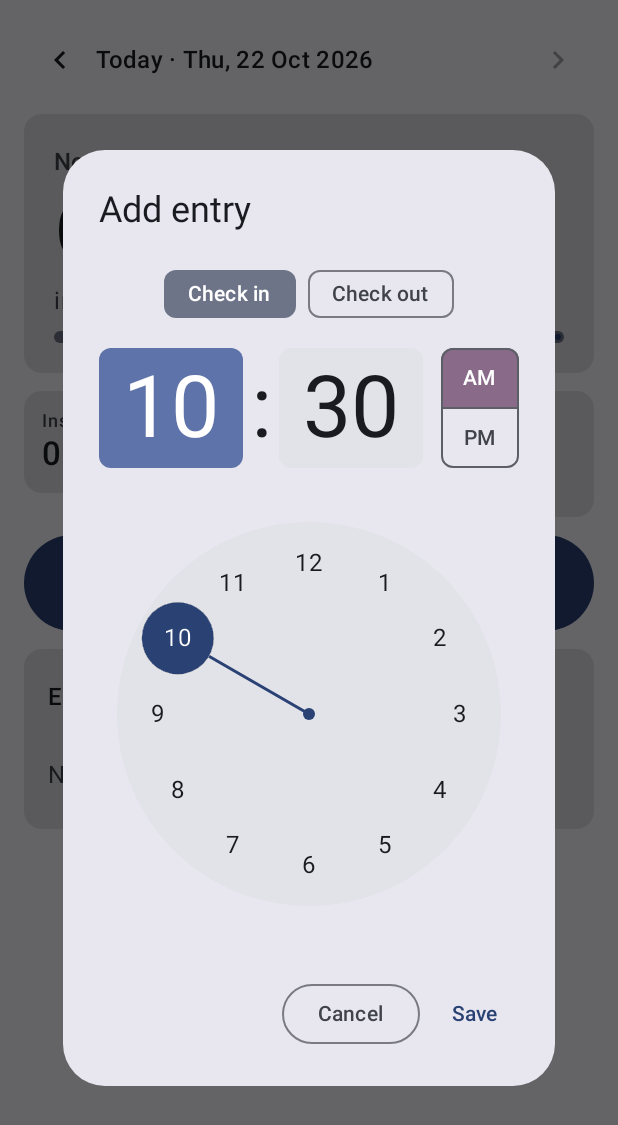
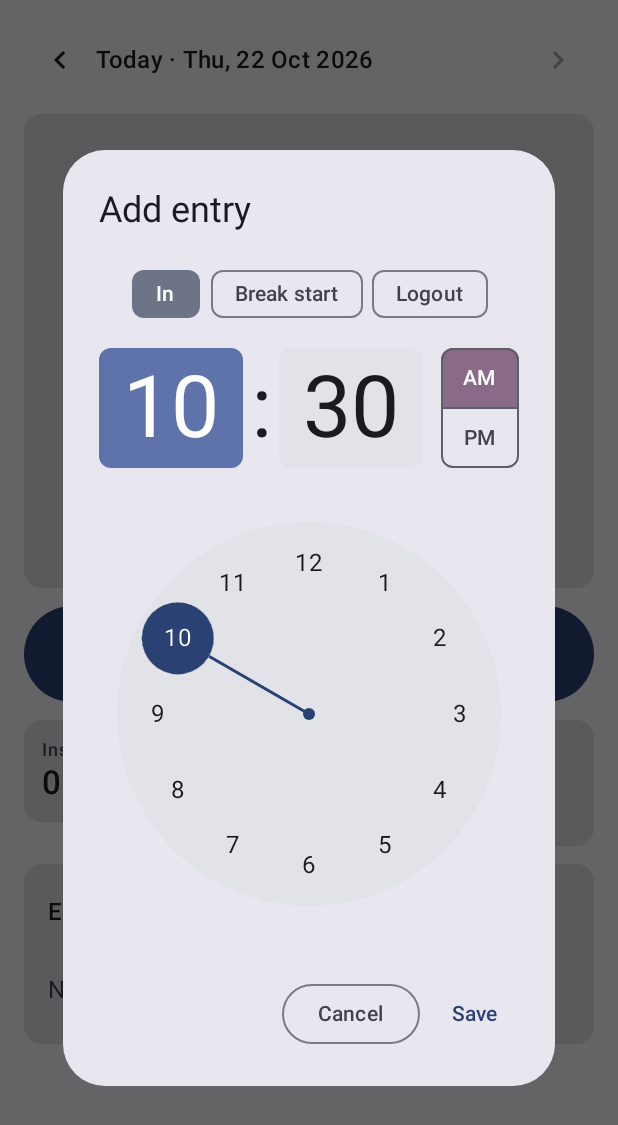
Before and after one commit to gkgsiva/tracker, an Android app built with Jetpack Compose: the composable TodayScreen shown on its own in the app's theme, after a tap on "Add", on a phone screen of 412 x 824 dp. Shown: the top 1125 px of the screen. Run offline under Robolectric (Android 15) with nearby library versions, the phone set to English and light mode, and no system bars.

Commit message:
Separate break and logout buttons, animate the live timers
After login, Today shows Start break / Log out, and End break while on a
break. Logout is now an explicit punch (new isLogout column, DB v2 with a
migration), so a break taken after 8 hours still counts as a break, and
logging out before 5 PM or under 8 hours asks for confirmation first.

The inside time sits in an animated progress ring, digits roll as they
change, the status pulses while live, and history bars grow in.

Co-Authored-By: Claude Opus 5.5 (1M context) <noreply@anthropic.com>
Claude-Session: https://claude.ai/code/session_01Lp136no5xCLgL2Nuw7NZEz

```diff
--- a/app/src/main/java/com/gkgsiva/tracker/data/PunchEntity.kt
+++ b/app/src/main/java/com/gkgsiva/tracker/data/PunchEntity.kt
@@ -1,5 +1,6 @@
 package com.gkgsiva.tracker.data
 
+import androidx.room.ColumnInfo
 import androidx.room.Entity
 import androidx.room.Index
 import androidx.room.PrimaryKey
@@ -13,9 +14,11 @@ data class PunchEntity(
     val epochDay: Long,
     val secondOfDay: Int,
     val isIn: Boolean,
+    /** For check-outs: true when it's the final logout of the day rather than a break. */
+    @ColumnInfo(defaultValue = "0") val isLogout: Boolean = false,
 ) {
     val date: LocalDate get() = LocalDate.ofEpochDay(epochDay)
     val time: LocalTime get() = LocalTime.ofSecondOfDay(secondOfDay.toLong())
 
-    fun toPunch() = Punch(time, isIn)
+    fun toPunch() = Punch(time, isIn, isLogout)
 }
--- /dev/null
+++ b/app/src/main/java/com/gkgsiva/tracker/ui/Animations.kt
@@ -0,0 +1,105 @@
+package com.gkgsiva.tracker.ui
+
+import androidx.compose.animation.AnimatedContent
+import androidx.compose.animation.core.FastOutSlowInEasing
+import androidx.compose.animation.core.RepeatMode
+import androidx.compose.animation.core.animateFloat
+import androidx.compose.animation.core.animateFloatAsState
+import androidx.compose.animation.core.infiniteRepeatable
+import androidx.compose.animation.core.rememberInfiniteTransition
+import androidx.compose.animation.core.tween
+import androidx.compose.animation.fadeIn
+import androidx.compose.animation.fadeOut
+import androidx.compose.animation.slideInVertically
+import androidx.compose.animation.slideOutVertically
+import androidx.compose.animation.togetherWith
+import androidx.compose.foundation.Canvas
+import androidx.compose.foundation.background
+import androidx.compose.foundation.layout.Box
+import androidx.compose.foundation.layout.Row
+import androidx.compose.foundation.layout.size
+import androidx.compose.foundation.shape.CircleShape
+import androidx.compose.material3.LocalTextStyle
+import androidx.compose.material3.Text
+import androidx.compose.runtime.Composable
+import androidx.compose.runtime.getValue
+import androidx.compose.runtime.key
+import androidx.compose.ui.Alignment
+import androidx.compose.ui.Modifier
+import androidx.compose.ui.draw.alpha
+import androidx.compose.ui.draw.scale
+import androidx.compose.ui.geometry.Offset
+import androidx.compose.ui.geometry.Size
+import androidx.compose.ui.graphics.Color
+import androidx.compose.ui.graphics.StrokeCap
+import androidx.compose.ui.graphics.drawscope.Stroke
+import androidx.compose.ui.text.TextStyle
+import androidx.compose.ui.unit.Dp
+import androidx.compose.ui.unit.dp
+
+/** Text whose characters roll up, odometer style, whenever they change. */
+@Composable
+fun RollingText(text: String, modifier: Modifier = Modifier, style: TextStyle = LocalTextStyle.current, color: Color = Color.Unspecified) {
+    Row(modifier) {
+        text.forEachIndexed { i, ch ->
+            // Key by position from the right so "9:59:59" -> "10:00:00" rolls the right digits.
+            key(text.length - i) {
+                AnimatedContent(
+                    targetState = ch,
+                    transitionSpec = {
+                        (slideInVertically(tween(250)) { it } + fadeIn(tween(250))) togetherWith
+                            (slideOutVertically(tween(250)) { -it } + fadeOut(tween(250)))
+                    },
+                    label = "digit",
+                ) { c -> Text(c.toString(), style = style, color = color) }
+            }
+        }
+    }
+}
+
+/** Circular progress ring that sweeps smoothly to [progress] (0..1). */
+@Composable
+fun ProgressRing(
+    progress: Float,
+    color: Color,
+    trackColor: Color,
+    modifier: Modifier = Modifier,
+    size: Dp = 240.dp,
+    stroke: Dp = 14.dp,
+    content: @Composable () -> Unit,
+) {
+    val animated by animateFloatAsState(
+        targetValue = progress.coerceIn(0f, 1f),
+        animationSpec = tween(900, easing = FastOutSlowInEasing),
+        label = "ring",
+    )
+    Box(modifier.size(size), contentAlignment = Alignment.Center) {
+        Canvas(Modifier.size(size)) {
+            val w = stroke.toPx()
+            val arcSize = Size(this.size.width - w, this.size.height - w)
+            val topLeft = Offset(w / 2, w / 2)
+            drawArc(trackColor, 0f, 360f, false, topLeft, arcSize, style = Stroke(w))
+            drawArc(color, -90f, 360f * animated, false, topLeft, arcSize, style = Stroke(w, cap = StrokeCap.Round))
+        }
+        content()
+    }
+}
+
+/** A small dot that gently pulses, used as a "live" indicator. */
+@Composable
+fun PulsingDot(color: Color, modifier: Modifier = Modifier) {
+    val transition = rememberInfiniteTransition(label = "pulse")
+    val scale by transition.animateFloat(
+        initialValue = 0.7f,
+        targetValue = 1.2f,
+        animationSpec = infiniteRepeatable(tween(800), RepeatMode.Reverse),
+        label = "scale",
+    )
+    val alpha by transition.animateFloat(
+        initialValue = 1f,
+        targetValue = 0.4f,
+        animationSpec = infiniteRepeatable(tween(800), RepeatMode.Reverse),
+        label = "alpha",
+    )
+    Box(modifier.size(10.dp).scale(scale).alpha(alpha).background(color, CircleShape))
+}
--- a/app/src/main/java/com/gkgsiva/tracker/ui/Format.kt
+++ b/app/src/main/java/com/gkgsiva/tracker/ui/Format.kt
@@ -31,12 +31,12 @@ fun LopReason.shortLabel(): String = when (this) {
     LopReason.LATE_LOGIN -> "late login"
     LopReason.EARLY_EXIT -> "left early"
     LopReason.UNDER_8H -> "under 8h"
-    LopReason.MISSING_CHECKOUT -> "no check-out"
+    LopReason.MISSING_CHECKOUT -> "no logout"
 }
 
 fun LopReason.describe(s: DaySummary): String = when (this) {
     LopReason.LATE_LOGIN -> "Logged in at ${s.firstIn?.formatClock()}, after ${s.rules.arriveBy.formatClock()}"
     LopReason.EARLY_EXIT -> "Left at ${s.lastOut?.formatClock()}, before ${s.rules.leaveAfter.formatClock()}"
     LopReason.UNDER_8H -> "Only ${s.inside.formatHm()} inside, 8h required"
-    LopReason.MISSING_CHECKOUT -> "No check-out recorded"
+    LopReason.MISSING_CHECKOUT -> "No logout recorded"
 }
--- a/app/src/main/java/com/gkgsiva/tracker/ui/TodayScreen.kt
+++ b/app/src/main/java/com/gkgsiva/tracker/ui/TodayScreen.kt
@@ -1,5 +1,7 @@
 package com.gkgsiva.tracker.ui
 
+import androidx.compose.animation.animateColorAsState
+import androidx.compose.animation.core.tween
 import androidx.compose.foundation.layout.Arrangement
 import androidx.compose.foundation.layout.Column
 import androidx.compose.foundation.layout.Row
@@ -26,7 +28,6 @@ import androidx.compose.material3.FilterChip
 import androidx.compose.material3.HorizontalDivider
 import androidx.compose.material3.Icon
 import androidx.compose.material3.IconButton
-import androidx.compose.material3.LinearProgressIndicator
 import androidx.compose.material3.MaterialTheme
 import androidx.compose.material3.OutlinedButton
 import androidx.compose.material3.Text
@@ -54,6 +55,26 @@ import java.time.format.DateTimeFormatter
 
 private val dateFormat = DateTimeFormatter.ofPattern("EEE, d MMM yyyy")
 
+/** What a punch means to the user. Stored as isIn + isLogout. */
+private enum class EntryKind(val label: String, val isIn: Boolean, val isLogout: Boolean) {
+    IN("Login / break end", true, false),
+    BREAK("Break start", false, false),
+    LOGOUT("Logout", false, true),
+}
+
+private val PunchEntity.kind: EntryKind
+    get() = when {
+        isIn -> EntryKind.IN
+        isLogout -> EntryKind.LOGOUT
+        else -> EntryKind.BREAK
+    }
+
+private fun PunchEntity.label(isFirst: Boolean): String = when (kind) {
+    EntryKind.IN -> if (isFirst) "Login" else "Break end"
+    EntryKind.BREAK -> "Break start"
+    EntryKind.LOGOUT -> "Logout"
+}
+
 @Composable
 fun TodayScreen(punchesByDay: Map<LocalDate, List<PunchEntity>>, vm: TrackerViewModel) {
     val now by rememberNow()
@@ -67,6 +88,13 @@ fun TodayScreen(punchesByDay: Map<LocalDate, List<PunchEntity>>, vm: TrackerView
     var editing by remember { mutableStateOf<PunchEntity?>(null) }
     var adding by remember { mutableStateOf(false) }
     var deleting by remember { mutableStateOf<PunchEntity?>(null) }
+    var confirmLogout by remember { mutableStateOf<(() -> Unit)?>(null) }
+
+    /** Logs out, asking first when doing it now would make the day LOP. */
+    fun logout(action: () -> Unit) {
+        val t = now.toLocalTime()
+        if (t < summary.rules.leaveAfter || !summary.targetMet) confirmLogout = action else action()
+    }
 
     Column(
         Modifier.verticalScroll(rememberScrollState()).padding(16.dp),
@@ -90,6 +118,18 @@ fun TodayScreen(punchesByDay: Map<LocalDate, List<PunchEntity>>, vm: TrackerView
         }
 
         StatusCard(summary, live = isToday)
+
+        if (isToday) {
+            ActionButtons(
+                status = summary.status,
+                onLogin = { vm.punchNow(isIn = true) },
+                onBreakStart = { vm.punchNow(isIn = false) },
+                onBreakEnd = { vm.punchNow(isIn = true) },
+                onLogout = { logout { vm.punchNow(isIn = false, isLogout = true) } },
+                onLeftDuringBreak = { punches.lastOrNull()?.let { last -> logout { vm.convertToLogout(last) } } },
+            )
+        }
+
         LopCard(summary)
 
         Row(horizontalArrangement = Arrangement.spacedBy(8.dp)) {
@@ -104,25 +144,6 @@ fun TodayScreen(punchesByDay: Map<LocalDate, List<PunchEntity>>, vm: TrackerView
         }
 
         DetailsCard(summary)
-
-        if (isToday) {
-            val nextIsIn = summary.status != DayStatus.INSIDE
-            Button(
-                onClick = { vm.punchNow(isIn = nextIsIn) },
-                modifier = Modifier.fillMaxWidth().height(64.dp),
-                colors = if (nextIsIn) ButtonDefaults.buttonColors()
-                else ButtonDefaults.buttonColors(containerColor = MaterialTheme.colorScheme.tertiary),
-            ) {
-                Text(
-                    when {
-                        summary.status == DayStatus.NOT_STARTED -> "Log in for the day"
-                        nextIsIn -> "Check in"
-                        else -> "Check out"
-                    },
-                    style = MaterialTheme.typography.titleLarge,
-                )
-            }
-        }
 
         Card(Modifier.fillMaxWidth()) {
             Column(Modifier.padding(vertical = 8.dp)) {
@@ -150,20 +171,24 @@ fun TodayScreen(punchesByDay: Map<LocalDate, List<PunchEntity>>, vm: TrackerView
     }
 
     if (adding) {
-        val lastIsIn = punches.lastOrNull()?.isIn ?: false
+        val last = punches.lastOrNull()
         PunchDialog(
             title = "Add entry",
             initialTime = if (isToday) now.toLocalTime() else LocalTime.of(9, 0),
-            initialIsIn = !lastIsIn,
+            initialKind = when {
+                last == null || !last.isIn -> EntryKind.IN
+                isToday -> EntryKind.BREAK
+                else -> EntryKind.LOGOUT
+            },
             onDismiss = { adding = false },
-            onConfirm = { time, isIn -> vm.add(date, time, isIn); adding = false },
+            onConfirm = { time, kind -> vm.add(date, time, kind.isIn, kind.isLogout); adding = false },
         )
     }
     deleting?.let { p ->
         AlertDialog(
             onDismissRequest = { deleting = null },
             title = { Text("Delete entry?") },
-            text = { Text("${if (p.isIn) "Check in" else "Check out"} at ${p.time.formatClock()}") },
+            text = { Text("${p.label(isFirst = p == punches.firstOrNull())} at ${p.time.formatClock()}") },
             confirmButton = { TextButton(onClick = { vm.delete(p); deleting = null }) { Text("Delete") } },
             dismissButton = { TextButton(onClick = { deleting = null }) { Text("Cancel") } },
         )
@@ -172,42 +197,120 @@ fun TodayScreen(punchesByDay: Map<LocalDate, List<PunchEntity>>, vm: TrackerView
         PunchDialog(
             title = "Edit entry",
             initialTime = p.time,
-            initialIsIn = p.isIn,
+            initialKind = p.kind,
             onDismiss = { editing = null },
-            onConfirm = { time, isIn -> vm.update(p, time, isIn); editing = null },
+            onConfirm = { time, kind -> vm.update(p, time, kind.isIn, kind.isLogout); editing = null },
+        )
+    }
+    confirmLogout?.let { action ->
+        AlertDialog(
+            onDismissRequest = { confirmLogout = null },
+            title = { Text("Log out for the day?") },
+            text = {
+                Text(
+                    buildString {
+                        append("Logging out now will make today LOP")
+                        val reasons = buildList {
+                            if (now.toLocalTime() < summary.rules.leaveAfter) add("it's before ${summary.rules.leaveAfter.formatClock()}")
+                            if (!summary.targetMet) add("you still need ${summary.remaining.formatHm()} inside")
+                        }
+                        append(": ").append(reasons.joinToString(" and ")).append('.')
+                    }
+                )
+            },
+            confirmButton = { TextButton(onClick = { action(); confirmLogout = null }) { Text("Log out") } },
+            dismissButton = { TextButton(onClick = { confirmLogout = null }) { Text("Cancel") } },
         )
     }
 }
 
 @Composable
+private fun ActionButtons(
+    status: DayStatus,
+    onLogin: () -> Unit,
+    onBreakStart: () -> Unit,
+    onBreakEnd: () -> Unit,
+    onLogout: () -> Unit,
+    onLeftDuringBreak: () -> Unit,
+) {
+    val big = Modifier.height(64.dp)
+    val tertiary = ButtonDefaults.buttonColors(
+        containerColor = MaterialTheme.colorScheme.tertiary,
+        contentColor = MaterialTheme.colorScheme.onTertiary,
+    )
+    when (status) {
+        DayStatus.NOT_STARTED -> Button(onClick = onLogin, modifier = big.fillMaxWidth()) {
+            Text("Log in", style = MaterialTheme.typography.titleLarge)
+        }
+        DayStatus.INSIDE -> Row(horizontalArrangement = Arrangement.spacedBy(12.dp)) {
+            Button(onClick = onBreakStart, modifier = big.weight(1f), colors = tertiary) {
+                Text("Start break", style = MaterialTheme.typography.titleMedium)
+            }
+            OutlinedButton(onClick = onLogout, modifier = big.weight(1f)) {
+                Text("Log out", style = MaterialTheme.typography.titleMedium)
+            }
+        }
+        DayStatus.ON_BREAK -> Column(horizontalAlignment = Alignment.CenterHorizontally) {
+            Button(onClick = onBreakEnd, modifier = big.fillMaxWidth()) {
+                Text("End break", style = MaterialTheme.typography.titleLarge)
+            }
+            TextButton(onClick = onLeftDuringBreak) { Text("I've left for the day") }
+        }
+        DayStatus.DONE, DayStatus.MISSING_CHECKOUT -> OutlinedButton(onClick = onLogin, modifier = Modifier.fillMaxWidth()) {
+            Text("Log in again")
+        }
+    }
+}
+
+@Composable
 private fun StatusCard(s: DaySummary, live: Boolean) {
-    val (label, color) = when (s.status) {
+    val (label, target) = when (s.status) {
         DayStatus.NOT_STARTED -> (if (live) "Not logged in yet" else "No entries") to MaterialTheme.colorScheme.onSurfaceVariant
         DayStatus.INSIDE -> "Inside office" to MaterialTheme.colorScheme.primary
         DayStatus.ON_BREAK -> "On break" to MaterialTheme.colorScheme.tertiary
-        DayStatus.DONE -> (if (s.lop) "Day complete · LOP" else "Day complete") to
+        DayStatus.DONE -> (if (s.lop) "Logged out · LOP" else "Day complete") to
             (if (s.lop) MaterialTheme.colorScheme.error else MaterialTheme.colorScheme.primary)
-        DayStatus.MISSING_CHECKOUT -> "Missing check-out" to MaterialTheme.colorScheme.error
+        DayStatus.MISSING_CHECKOUT -> "Missing logout" to MaterialTheme.colorScheme.error
     }
+    val color by animateColorAsState(target, tween(600), label = "status")
+    val progress = s.inside.seconds / s.rules.requiredInside.seconds.toFloat()
+
     Card(Modifier.fillMaxWidth()) {
-        Column(Modifier.padding(20.dp), verticalArrangement = Arrangement.spacedBy(8.dp)) {
-            Text(label, style = MaterialTheme.typography.titleMedium, color = color, fontWeight = FontWeight.SemiBold)
-            Text(
-                s.inside.formatHms(),
-                style = MaterialTheme.typography.displayMedium,
-                fontFamily = FontFamily.Monospace,
-            )
-            Text("inside office of 8h required", color = MaterialTheme.colorScheme.onSurfaceVariant)
-            LinearProgressIndicator(
-                progress = { (s.inside.seconds / s.rules.requiredInside.seconds.toFloat()).coerceIn(0f, 1f) },
-                modifier = Modifier.fillMaxWidth().height(8.dp),
-            )
+        Column(
+            Modifier.fillMaxWidth().padding(20.dp),
+            horizontalAlignment = Alignment.CenterHorizontally,
+            verticalArrangement = Arrangement.spacedBy(12.dp),
+        ) {
+            Row(verticalAlignment = Alignment.CenterVertically, horizontalArrangement = Arrangement.spacedBy(8.dp)) {
+                if (live && (s.status == DayStatus.INSIDE || s.status == DayStatus.ON_BREAK)) PulsingDot(color)
+                Text(label, style = MaterialTheme.typography.titleMedium, color = color, fontWeight = FontWeight.SemiBold)
+            }
+            ProgressRing(progress = progress, color = color, trackColor = MaterialTheme.colorScheme.surfaceVariant) {
+                Column(horizontalAlignment = Alignment.CenterHorizontally) {
+                    RollingText(
+                        s.inside.formatHms(),
+                        style = MaterialTheme.typography.headlineLarge.copy(
+                            fontFamily = FontFamily.Monospace,
+                            fontWeight = FontWeight.SemiBold,
+                        ),
+                    )
+                    Text("inside of 8h", color = MaterialTheme.colorScheme.onSurfaceVariant)
+                    Text(
+                        "${(progress * 100).toInt().coerceAtMost(999)}%",
+                        style = MaterialTheme.typography.labelLarge,
+                        color = color,
+                    )
+                }
+            }
             if (s.status == DayStatus.ON_BREAK) {
-                Text(
-                    "Total break so far: ${s.breaks.formatHms()}",
-                    color = MaterialTheme.colorScheme.tertiary,
-                    fontFamily = FontFamily.Monospace,
-                )
+                Row(verticalAlignment = Alignment.CenterVertically) {
+                    Text("Total break  ", color = MaterialTheme.colorScheme.tertiary)
+                    RollingText(
+                        s.breaks.formatHms(),
+                        style = MaterialTheme.typography.titleMedium.copy(fontFamily = FontFamily.Monospace),
+                        color = MaterialTheme.colorScheme.tertiary,
+                    )
+                }
             }
         }
     }
@@ -231,15 +334,11 @@ private fun LopCard(s: DaySummary) {
 }
 
 @Composable
-private fun StatTile(title: String, value: String, modifier: Modifier, sub: String? = null, warn: Boolean = false) {
-    Card(
-        modifier,
-        colors = if (warn) CardDefaults.cardColors(containerColor = MaterialTheme.colorScheme.errorContainer)
-        else CardDefaults.cardColors(),
-    ) {
+private fun StatTile(title: String, value: String, modifier: Modifier, sub: String? = null) {
+    Card(modifier) {
         Column(Modifier.padding(12.dp)) {
             Text(title, style = MaterialTheme.typography.labelMedium, color = MaterialTheme.colorScheme.onSurfaceVariant)
-            Text(value, style = MaterialTheme.typography.titleLarge, fontWeight = FontWeight.SemiBold)
+            RollingText(value, style = MaterialTheme.typography.titleLarge.copy(fontWeight = FontWeight.SemiBold))
             if (sub != null) Text(sub, style = MaterialTheme.typography.bodySmall)
         }
     }
@@ -260,13 +359,13 @@ private fun DetailsCard(s: DaySummary) {
             s.expectedLeave?.let { DetailLine("You can leave at", it.formatClock()) }
             if (s.status == DayStatus.DONE && s.lastOut != null) {
                 DetailLine(
-                    "Left at",
+                    "Logged out at",
                     s.lastOut.formatClock() + if (s.earlyLeave) "  (before ${s.rules.leaveAfter.formatClock()})" else "",
                     warn = s.earlyLeave,
                 )
             }
             if (s.status == DayStatus.MISSING_CHECKOUT) {
-                Text("Add the check-out time to count this day.", color = MaterialTheme.colorScheme.error)
+                Text("Add the logout time to count this day.", color = MaterialTheme.colorScheme.error)
             }
         }
     }
@@ -289,13 +388,13 @@ private fun PunchRow(p: PunchEntity, isFirst: Boolean, onEdit: () -> Unit, onDel
     Row(Modifier.padding(start = 16.dp, end = 4.dp), verticalAlignment = Alignment.CenterVertically) {
         Text(p.time.formatClock(), Modifier.width(96.dp), fontWeight = FontWeight.Medium)
         Text(
-            when {
-                isFirst && p.isIn -> "Login"
-                p.isIn -> "Check in"
-                else -> "Check out"
+            p.label(isFirst),
+            Modifier.weight(1f),
+            color = when (p.kind) {
+                EntryKind.IN -> MaterialTheme.colorScheme.primary
+                EntryKind.BREAK -> MaterialTheme.colorScheme.tertiary
+                EntryKind.LOGOUT -> MaterialTheme.colorScheme.onSurface
             },
-            Modifier.weight(1f),
-            color = if (p.isIn) MaterialTheme.colorScheme.primary else MaterialTheme.colorScheme.tertiary,
         )
         IconButton(onClick = onEdit) { Icon(Icons.Filled.Edit, contentDescription = "Edit") }
         IconButton(onClick = onDelete) { Icon(Icons.Filled.Delete, contentDescription = "Delete") }
@@ -307,27 +406,32 @@ private fun PunchRow(p: PunchEntity, isFirst: Boolean, onEdit: () -> Unit, onDel
 private fun PunchDialog(
     title: String,
     initialTime: LocalTime,
-    initialIsIn: Boolean,
+    initialKind: EntryKind,
     onDismiss: () -> Unit,
-    onConfirm: (LocalTime, Boolean) -> Unit,
+    onConfirm: (LocalTime, EntryKind) -> Unit,
 ) {
     val state = rememberTimePickerState(initialTime.hour, initialTime.minute, is24Hour = false)
-    var isIn by remember { mutableStateOf(initialIsIn) }
+    var kind by remember { mutableStateOf(initialKind) }
     AlertDialog(
         onDismissRequest = onDismiss,
         title = { Text(title) },
         text = {
             Column(horizontalAlignment = Alignment.CenterHorizontally) {
-                Row(horizontalArrangement = Arrangement.spacedBy(8.dp)) {
-                    FilterChip(selected = isIn, onClick = { isIn = true }, label = { Text("Check in") })
-                    FilterChip(selected = !isIn, onClick = { isIn = false }, label = { Text("Check out") })
+                Row(horizontalArrangement = Arrangement.spacedBy(6.dp)) {
+                    EntryKind.entries.forEach { k ->
+                        FilterChip(
+                            selected = kind == k,
+                            onClick = { kind = k },
+                            label = { Text(if (k == EntryKind.IN) "In" else k.label) },
+                        )
+                    }
                 }
                 Spacer(Modifier.height(12.dp))
                 TimePicker(state = state)
             }
         },
         confirmButton = {
-            TextButton(onClick = { onConfirm(LocalTime.of(state.hour, state.minute), isIn) }) { Text("Save") }
+            TextButton(onClick = { onConfirm(LocalTime.of(state.hour, state.minute), kind) }) { Text("Save") }
         },
         dismissButton = { OutlinedButton(onClick = onDismiss) { Text("Cancel") } },
     )
```
Also changed, not shown: app/src/main/java/com/gkgsiva/tracker/data/AppDatabase.kt (+10 -1 lines), app/src/main/java/com/gkgsiva/tracker/domain/DayCalculator.kt (+10 -5 lines), app/src/main/java/com/gkgsiva/tracker/ui/BarChart.kt (+13 -2 lines), app/src/main/java/com/gkgsiva/tracker/ui/TrackerViewModel.kt (+19 -7 lines), 2 other files.
